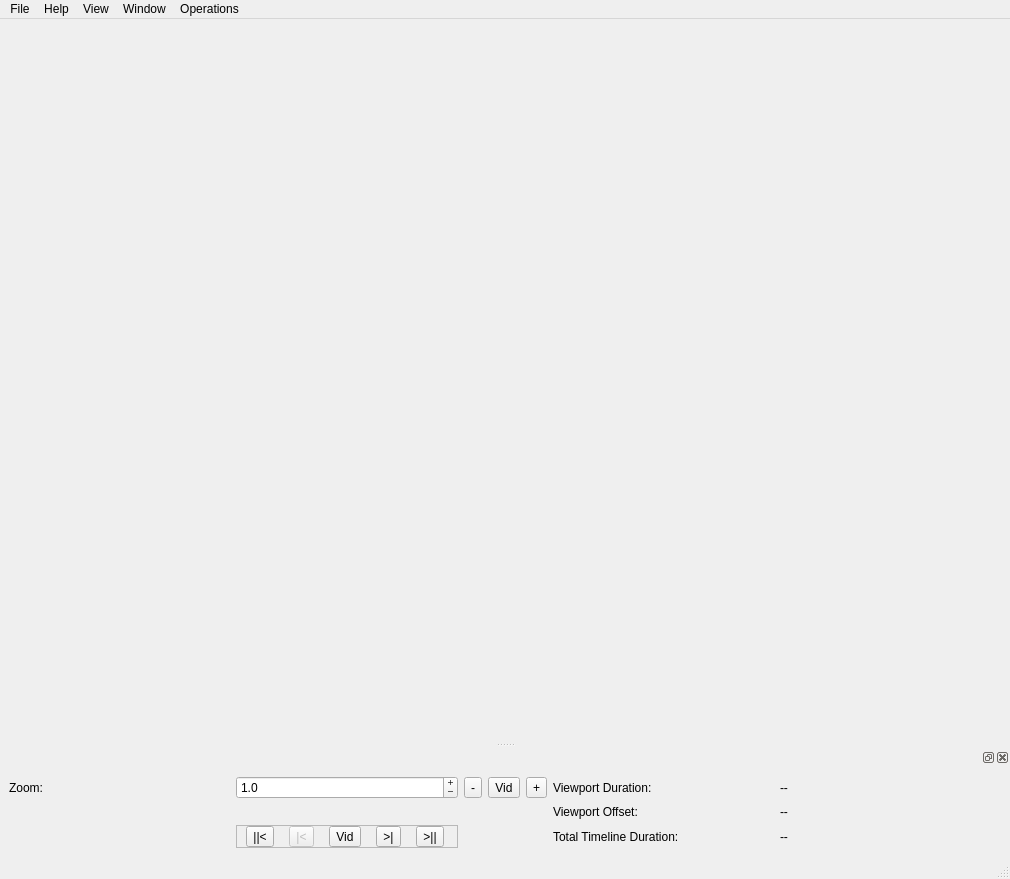
Above: GUI/MainWindow/MainWindow.ui from BrendonWatsonLab/PhoPyQtTimelinePlotter before the change. Below: the same form after it.
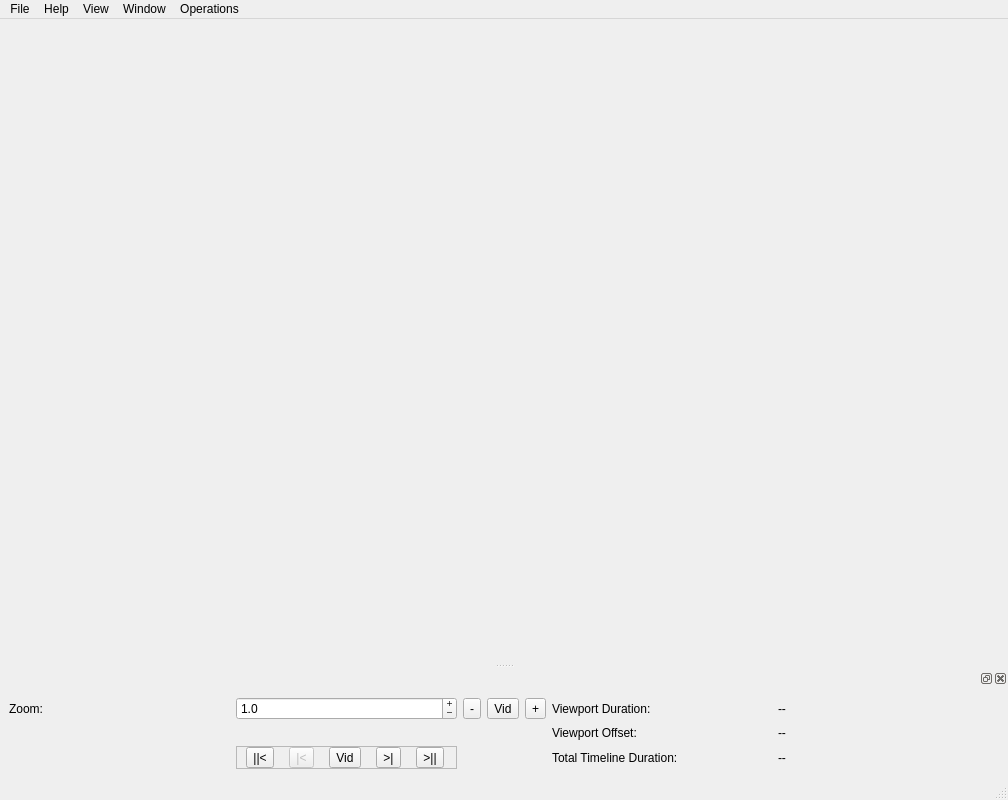
That is the form after the change.

Commit message: Added basic timeline header widget

Diff of the .ui file:
```diff
--- a/GUI/MainWindow/MainWindow.ui
+++ b/GUI/MainWindow/MainWindow.ui
@@ -9,8 +9,8 @@
    <rect>
     <x>0</x>
     <y>0</y>
-    <width>1010</width>
-    <height>879</height>
+    <width>1008</width>
+    <height>800</height>
    </rect>
   </property>
   <property name="minimumSize">
@@ -40,7 +40,7 @@
     <rect>
      <x>0</x>
      <y>0</y>
-     <width>1010</width>
+     <width>1008</width>
      <height>22</height>
     </rect>
    </property>
```
The commit also changes 3 other files.
